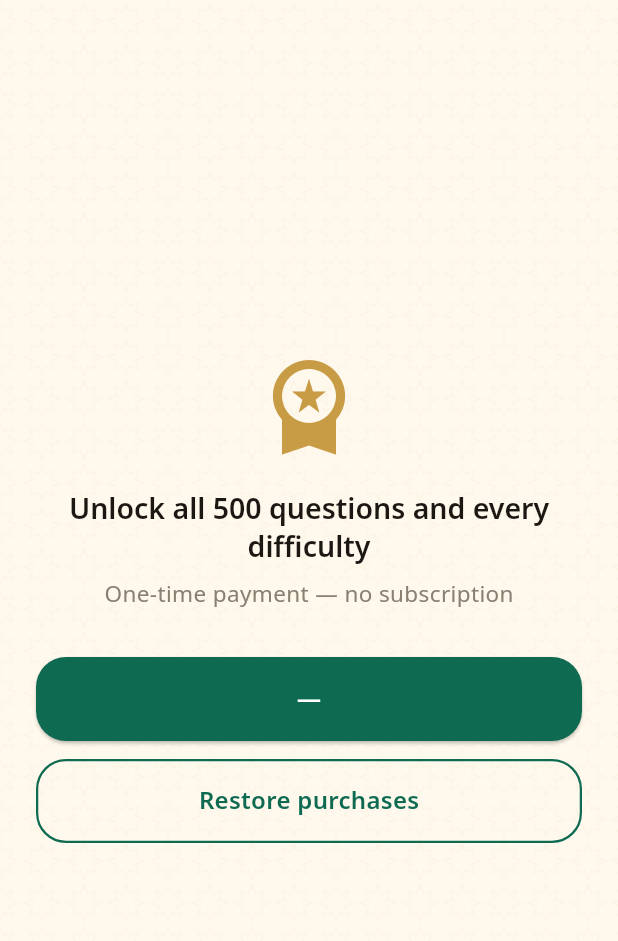
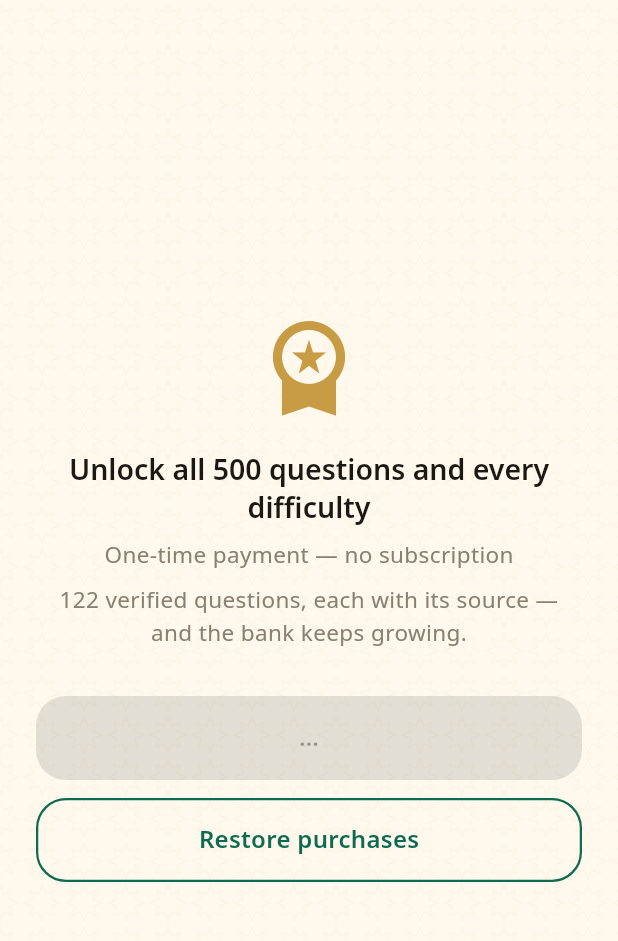
Before and after one commit to UPASCO/IqraQuest, a Flutter app: the PremiumScreen screen opened by its route, on a phone screen of 412 x 824 dp, the part 63-1004 px from its top. Run offline on Flutter 3.47's test engine with Material 3 defaults, Android fonts, the phone set to English and light mode, and no system bars; our stand-ins replace audioplayers, flutter_riverpod, flutter_secure_storage, go_router, in_app_purchase, shared_preferences; accounts and stored records are empty.

Commit message:
Premium screen: honest pitch, real CTA, immediate mid-game unlock
- CTA reads 'Unlock everything - <Store price>' (price still only from
  ProductDetails) and is disabled until the product loads
- the screen states the real size of today's verified bank, read from
  the bank itself, never a hardcoded marketing number (x12 languages)
- buying or restoring premium reconfigures a game in progress on the
  spot - no need to finish the free game first
- store errors now surface for the error state too
Co-Authored-By: Claude Fable 5 <noreply@anthropic.com>
Claude-Session: https://claude.ai/code/session_01FV3FyCKNjt2AKEZ15AcXXT

```diff
--- a/lib/features/purchases/presentation/premium_screen.dart
+++ b/lib/features/purchases/presentation/premium_screen.dart
@@ -4,6 +4,7 @@ import 'package:flutter/material.dart';
 import 'package:flutter_riverpod/flutter_riverpod.dart';
 
 import '../../../app/providers.dart';
+import '../../../features/game/application/game_controller.dart';
 import '../../../l10n/generated/app_localizations.dart';
 import '../../../services/purchase_service.dart';
 import '../../../theme/app_theme.dart';
@@ -30,6 +31,12 @@ class _PremiumScreenState extends ConsumerState<PremiumScreen> {
       setState(() => _uiState = s);
       if (s == PurchaseUiState.purchased || s == PurchaseUiState.restored) {
         ref.read(premiumControllerProvider.notifier).grant();
+        // A game already in progress gets the full bank immediately —
+        // the buyer must not have to finish the free game first.
+        final game = ref.read(gameControllerProvider.notifier);
+        ref.read(questionPoolProvider.future).then((pool) {
+          game.configure(pool: pool, isPremium: true);
+        });
       }
     });
   }
@@ -72,12 +79,28 @@ class _PremiumScreenState extends ConsumerState<PremiumScreen> {
                   style: Theme.of(context).textTheme.bodyMedium
                       ?.copyWith(color: colors.textSecondary),
                 ),
+                const SizedBox(height: 8),
+                // The honest pitch: the real size of today's verified
+                // bank, read from the bank itself (never a hardcoded
+                // marketing number).
+                Consumer(
+                  builder: (context, ref, _) =>
+                      ref.watch(questionPoolProvider).maybeWhen(
+                            data: (pool) => Text(
+                              l10n.premiumQuestionsIncluded(pool.length),
+                              textAlign: TextAlign.center,
+                              style: Theme.of(context).textTheme.bodyMedium
+                                  ?.copyWith(color: colors.textSecondary),
+                            ),
+                            orElse: () => const SizedBox.shrink(),
+                          ),
+                ),
                 const SizedBox(height: 32),
                 if (isPremium)
                   Text(l10n.purchaseSuccess, style: Theme.of(context).textTheme.titleMedium)
                 else ...[
                   ElevatedButton(
-                    onPressed: _uiState == PurchaseUiState.purchasing
+                    onPressed: product == null || _uiState == PurchaseUiState.purchasing
                         ? null
                         : () async {
                             if (await ParentalGate.show(context)) {
@@ -86,7 +109,7 @@ class _PremiumScreenState extends ConsumerState<PremiumScreen> {
                           },
                     // Never hardcode a price — always read it from the
                     // Store's own ProductDetails (spec §73–§74).
-                    child: Text(product?.price ?? '—'),
+                    child: Text(product == null ? '…' : l10n.premiumCta(product.price)),
                   ),
                   const SizedBox(height: 12),
                   OutlinedButton(
@@ -97,7 +120,8 @@ class _PremiumScreenState extends ConsumerState<PremiumScreen> {
                     },
                     child: Text(l10n.restorePurchases),
                   ),
-                  if (_uiState == PurchaseUiState.storeUnavailable) ...[
+                  if (_uiState == PurchaseUiState.storeUnavailable ||
+                      _uiState == PurchaseUiState.error) ...[
                     const SizedBox(height: 16),
                     Text(
                       l10n.purchaseError,
--- a/lib/l10n/app_ar.arb
+++ b/lib/l10n/app_ar.arb
@@ -67,6 +67,8 @@
   "teamSaphir": "ياقوتي أزرق",
   "teamGrenat": "عقيقي",
   "teamSafran": "زعفراني",
+  "premiumCta": "فتح الكل — {price}",
+  "premiumQuestionsIncluded": "{count} سؤالًا موثقًا، لكل منها مصدره — والمجموعة تكبر باستمرار.",
   "darkMode": "الوضع الليلي",
   "about": "حول التطبيق",
   "privacyPolicy": "سياسة الخصوصية",
--- a/lib/l10n/app_de.arb
+++ b/lib/l10n/app_de.arb
@@ -67,6 +67,8 @@
   "teamSaphir": "Saphir",
   "teamGrenat": "Granat",
   "teamSafran": "Safran",
+  "premiumCta": "Alles freischalten — {price}",
+  "premiumQuestionsIncluded": "{count} geprüfte Fragen, jede mit Quelle — und die Sammlung wächst weiter.",
   "darkMode": "Dunkelmodus",
   "about": "Über",
   "privacyPolicy": "Datenschutzerklärung",
--- a/lib/l10n/app_en.arb
+++ b/lib/l10n/app_en.arb
@@ -290,6 +290,24 @@
   "teamSafran": "saffron",
   "@teamSafran": {
     "description": "Team colour name"
+  },
+  "premiumCta": "Unlock everything — {price}",
+  "@premiumCta": {
+    "description": "Premium purchase button: unlock everything at the Store price",
+    "placeholders": {
+      "price": {
+        "type": "String"
+      }
+    }
+  },
+  "premiumQuestionsIncluded": "{count} verified questions, each with its source — and the bank keeps growing.",
+  "@premiumQuestionsIncluded": {
+    "description": "Premium screen: how many verified questions the full bank holds today",
+    "placeholders": {
+      "count": {
+        "type": "num"
+      }
+    }
   },
   "darkMode": "Dark mode",
   "@darkMode": {
--- a/lib/l10n/app_es.arb
+++ b/lib/l10n/app_es.arb
@@ -67,6 +67,8 @@
   "teamSaphir": "zafiro",
   "teamGrenat": "granate",
   "teamSafran": "azafrán",
+  "premiumCta": "Desbloquear todo — {price}",
+  "premiumQuestionsIncluded": "{count} preguntas verificadas, cada una con su fuente — y el banco sigue creciendo.",
   "darkMode": "Modo oscuro",
   "about": "Acerca de",
   "privacyPolicy": "Política de privacidad",
--- a/lib/l10n/app_fr.arb
+++ b/lib/l10n/app_fr.arb
@@ -67,6 +67,8 @@
   "teamSaphir": "saphir",
   "teamGrenat": "grenat",
   "teamSafran": "safran",
+  "premiumCta": "Tout débloquer — {price}",
+  "premiumQuestionsIncluded": "{count} questions vérifiées, chacune avec sa source — et la banque continue de grandir.",
   "darkMode": "Mode nuit",
   "about": "À propos",
   "privacyPolicy": "Politique de confidentialité",
--- a/lib/l10n/app_id.arb
+++ b/lib/l10n/app_id.arb
@@ -67,6 +67,8 @@
   "teamSaphir": "safir",
   "teamGrenat": "merah delima",
   "teamSafran": "safron",
+  "premiumCta": "Buka semua — {price}",
+  "premiumQuestionsIncluded": "{count} pertanyaan terverifikasi, masing-masing dengan sumbernya — dan bank soal terus bertambah.",
   "darkMode": "Mode Gelap",
   "about": "Tentang",
   "privacyPolicy": "Kebijakan Privasi",
--- a/lib/l10n/app_it.arb
+++ b/lib/l10n/app_it.arb
@@ -67,6 +67,8 @@
   "teamSaphir": "zaffiro",
   "teamGrenat": "granata",
   "teamSafran": "zafferano",
+  "premiumCta": "Sblocca tutto — {price}",
+  "premiumQuestionsIncluded": "{count} domande verificate, ognuna con la sua fonte — e la raccolta continua a crescere.",
   "darkMode": "Modalità scura",
   "about": "Informazioni",
   "privacyPolicy": "Informativa sulla privacy",
--- a/lib/l10n/app_ms.arb
+++ b/lib/l10n/app_ms.arb
@@ -67,6 +67,8 @@
   "teamSaphir": "nilam",
   "teamGrenat": "delima",
   "teamSafran": "safron",
+  "premiumCta": "Buka semua — {price}",
+  "premiumQuestionsIncluded": "{count} soalan disahkan, setiap satu dengan sumbernya — dan bank soalan terus berkembang.",
   "darkMode": "Mod Gelap",
   "about": "Tentang",
   "privacyPolicy": "Dasar Privasi",
--- a/lib/l10n/app_nl.arb
+++ b/lib/l10n/app_nl.arb
@@ -67,6 +67,8 @@
   "teamSaphir": "saffier",
   "teamGrenat": "granaat",
   "teamSafran": "saffraan",
+  "premiumCta": "Alles ontgrendelen — {price}",
+  "premiumQuestionsIncluded": "{count} geverifieerde vragen, elk met bron — en de vragenbank blijft groeien.",
   "darkMode": "Donkere modus",
   "about": "Over",
   "privacyPolicy": "Privacybeleid",
--- a/lib/l10n/app_pt.arb
+++ b/lib/l10n/app_pt.arb
@@ -67,6 +67,8 @@
   "teamSaphir": "safira",
   "teamGrenat": "grená",
   "teamSafran": "açafrão",
+  "premiumCta": "Desbloquear tudo — {price}",
+  "premiumQuestionsIncluded": "{count} perguntas verificadas, cada uma com sua fonte — e o banco continua crescendo.",
   "darkMode": "Modo escuro",
   "about": "Sobre",
   "privacyPolicy": "Política de Privacidade",
--- a/lib/l10n/app_tr.arb
+++ b/lib/l10n/app_tr.arb
@@ -67,6 +67,8 @@
   "teamSaphir": "safir",
   "teamGrenat": "lal",
   "teamSafran": "safran",
+  "premiumCta": "Tümünün kilidini aç — {price}",
+  "premiumQuestionsIncluded": "Kaynağıyla birlikte {count} doğrulanmış soru — ve soru bankası büyümeye devam ediyor.",
   "darkMode": "Karanlık Mod",
   "about": "Hakkında",
   "privacyPolicy": "Gizlilik Politikası",
--- a/lib/l10n/app_ur.arb
+++ b/lib/l10n/app_ur.arb
@@ -67,6 +67,8 @@
   "teamSaphir": "نیلم",
   "teamGrenat": "یاقوتی",
   "teamSafran": "زعفرانی",
+  "premiumCta": "سب کھولیں — {price}",
+  "premiumQuestionsIncluded": "{count} تصدیق شدہ سوالات، ہر ایک اپنے ماخذ کے ساتھ — اور ذخیرہ بڑھتا رہتا ہے۔",
   "darkMode": "ڈارک موڈ",
   "about": "بارے میں",
   "privacyPolicy": "رازداری کی پالیسی",
```
Also changed, not shown: lib/l10n/generated/app_localizations.dart, lib/l10n/generated/app_localizations_ar.dart, lib/l10n/generated/app_localizations_de.dart, lib/l10n/generated/app_localizations_en.dart, lib/l10n/generated/app_localizations_es.dart, lib/l10n/generated/app_localizations_fr.dart, lib/l10n/generated/app_localizations_id.dart, lib/l10n/generated/app_localizations_it.dart, lib/l10n/generated/app_localizations_ms.dart, lib/l10n/generated/app_localizations_nl.dart, lib/l10n/generated/app_localizations_pt.dart, lib/l10n/generated/app_localizations_tr.dart, lib/l10n/generated/app_localizations_ur.dart, 1 other file.
